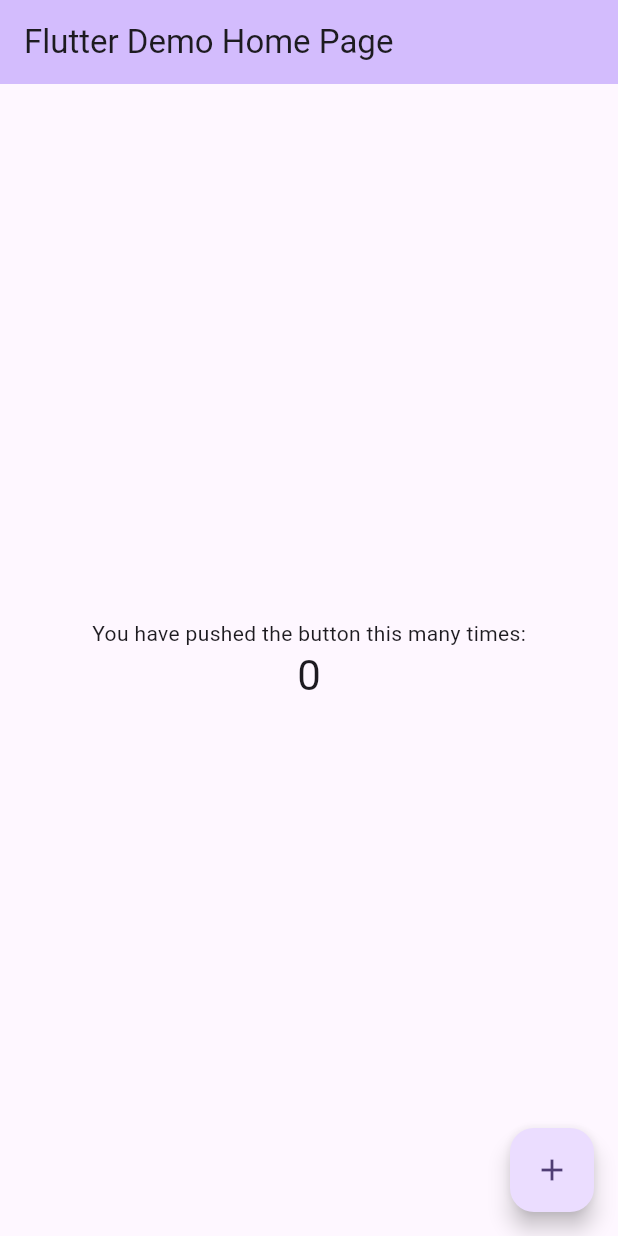
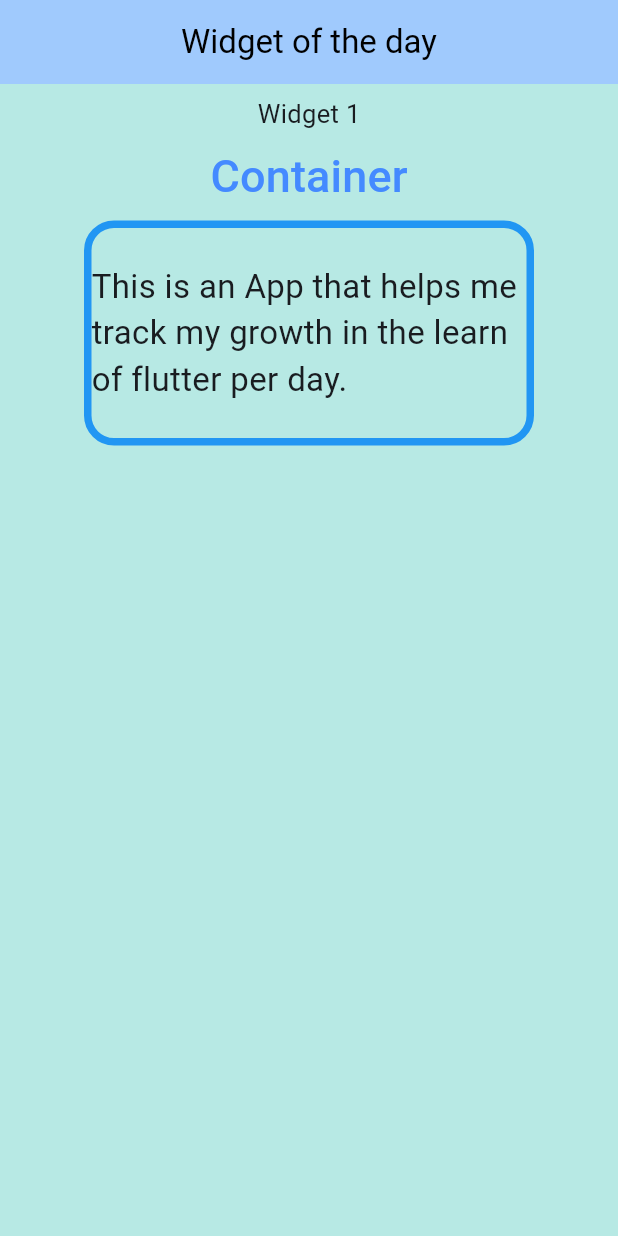
Before and after one commit to delbertkimbi/Widget-of-the-day, a Flutter app: the screen it shows after launch, on a phone screen of 412 x 824 dp. Run offline on Flutter 3.47's test engine with Material 3 defaults, Android fonts, the phone set to English and light mode, and no system bars.

Commit message:
Container widget

```diff
--- a/flutter_widgets/lib/main.dart
+++ b/flutter_widgets/lib/main.dart
@@ -6,47 +6,24 @@ void main() {
 
 class MyApp extends StatelessWidget {
   const MyApp({super.key});
-
-  // This widget is the root of your application.
   @override
   Widget build(BuildContext context) {
     return MaterialApp(
+      debugShowCheckedModeBanner: false,
       title: 'Flutter Demo',
       theme: ThemeData(
-        // This is the theme of your application.
-        //
-        // TRY THIS: Try running your application with "flutter run". You'll see
-        // the application has a purple toolbar. Then, without quitting the app,
-        // try changing the seedColor in the colorScheme below to Colors.green
-        // and then invoke "hot reload" (save your changes or press the "hot
-        // reload" button in a Flutter-supported IDE, or press "r" if you used
-        // the command line to start the app).
-        //
-        // Notice that the counter didn't reset back to zero; the application
-        // state is not lost during the reload. To reset the state, use hot
-        // restart instead.
-        //
-        // This works for code too, not just values: Most code changes can be
-        // tested with just a hot reload.
-        colorScheme: ColorScheme.fromSeed(seedColor: Colors.deepPurple),
+        colorScheme: ColorScheme.fromSeed(seedColor: Colors.blue),
         useMaterial3: true,
       ),
-      home: const MyHomePage(title: 'Flutter Demo Home Page'),
+      home: const MyHomePage(
+        title: 'Widget of the day',
+      ),
     );
   }
 }
 
 class MyHomePage extends StatefulWidget {
   const MyHomePage({super.key, required this.title});
-
-  // This widget is the home page of your application. It is stateful, meaning
-  // that it has a State object (defined below) that contains fields that affect
-  // how it looks.
-
-  // This class is the configuration for the state. It holds the values (in this
-  // case the title) provided by the parent (in this case the App widget) and
-  // used by the build method of the State. Fields in a Widget subclass are
-  // always marked "final".
 
   final String title;
 
@@ -55,71 +32,67 @@ class MyHomePage extends StatefulWidget {
 }
 
 class _MyHomePageState extends State<MyHomePage> {
-  int _counter = 0;
-
-  void _incrementCounter() {
-    setState(() {
-      // This call to setState tells the Flutter framework that something has
-      // changed in this State, which causes it to rerun the build method below
-      // so that the display can reflect the updated values. If we changed
-      // _counter without calling setState(), then the build method would not be
-      // called again, and so nothing would appear to happen.
-      _counter++;
-    });
-  }
-
   @override
   Widget build(BuildContext context) {
-    // This method is rerun every time setState is called, for instance as done
-    // by the _incrementCounter method above.
-    //
-    // The Flutter framework has been optimized to make rerunning build methods
-    // fast, so that you can just rebuild anything that needs updating rather
-    // than having to individually change instances of widgets.
     return Scaffold(
+      backgroundColor: const Color.fromARGB(255, 183, 233, 228),
       appBar: AppBar(
-        // TRY THIS: Try changing the color here to a specific color (to
-        // Colors.amber, perhaps?) and trigger a hot reload to see the AppBar
-        // change color while the other colors stay the same.
         backgroundColor: Theme.of(context).colorScheme.inversePrimary,
-        // Here we take the value from the MyHomePage object that was created by
-        // the App.build method, and use it to set our appbar title.
-        title: Text(widget.title),
+        title: Center(
+          child: Text(
+            widget.title,
+            style: const TextStyle(color: Colors.black),
           ),
-      body: Center(
-        // Center is a layout widget. It takes a single child and positions it
-        // in the middle of the parent.
+        ),
+      ),
+      body: Padding(
+        padding: const EdgeInsets.all(8.0),
+        child: SingleChildScrollView(
           child: Column(
-          // Column is also a layout widget. It takes a list of children and
-          // arranges them vertically. By default, it sizes itself to fit its
-          // children horizontally, and tries to be as tall as its parent.
-          //
-          // Column has various properties to control how it sizes itself and
-          // how it positions its children. Here we use mainAxisAlignment to
-          // center the children vertically; the main axis here is the vertical
-          // axis because Columns are vertical (the cross axis would be
-          // horizontal).
-          //
-          // TRY THIS: Invoke "debug painting" (choose the "Toggle Debug Paint"
-          // action in the IDE, or press "p" in the console), to see the
-          // wireframe for each widget.
-          mainAxisAlignment: MainAxisAlignment.center,
+            mainAxisAlignment: MainAxisAlignment.start,
             children: <Widget>[
               const Text(
-              'You have pushed the button this many times:',
+                "Widget 1",
+                style: TextStyle(
+                  fontSize: 17,
                 ),
-            Text(
-              '$_counter',
-              style: Theme.of(context).textTheme.headlineMedium,
+              ),
+              TextButton(
+                onPressed: () {},
+                child: const Text(
+                  "Container",
+                  style: TextStyle(
+                    fontSize: 30,
+                    color: Colors.blueAccent,
+                  ),
+                ),
+              ),
+              Center(
+                child: Container(
+                  height: 150,
+                  width: 300,
+                  decoration: BoxDecoration(
+                    borderRadius: BorderRadius.circular(20),
+                    border: Border.all(
+                      color: Colors.blue,
+                      width: 5,
+                    ),
+                  ),
+                  child: const Center(
+                    child: Text(
+                      "This is an App that helps me track my growth in the learn of flutter per day.",
+                      style: TextStyle(
+                        fontSize: 22,
+                        fontWeight: FontWeight.normal,
+                      ),
+                    ),
+                  ),
+                ),
               ),
             ],
           ),
         ),
-      floatingActionButton: FloatingActionButton(
-        onPressed: _incrementCounter,
-        tooltip: 'Increment',
-        child: const Icon(Icons.add),
-      ), // This trailing comma makes auto-formatting nicer for build methods.
+      ),
     );
   }
 }
--- a/flutter_widgets/pubspec.yaml
+++ b/flutter_widgets/pubspec.yaml
@@ -59,8 +59,8 @@ flutter:
   uses-material-design: true
 
   # To add assets to your application, add an assets section, like this:
-  # assets:
-  #   - images/a_dot_burr.jpeg
+  assets:
+    - assets/
   #   - images/a_dot_ham.jpeg
 
   # An image asset can refer to one or more resolution-specific "variants", see
```
Also changed, not shown: flutter_widgets/lib/container.dart (+31 -0 lines), flutter_widgets/assets/delbert.jpg (added), flutter_widgets/assets/program.jpg (added), flutter_widgets/assets/success.jpg (added), 1 other file. Lines whose indentation alone changed are shown as unchanged.
